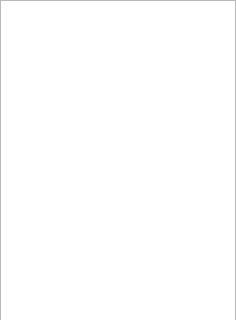
Old version of the form noteslistwidget.ui in the repository KostyaXmen/Notes; both pictures show x 0 to 236 and y 0 to 320 of the 236 by 499 pixel window.
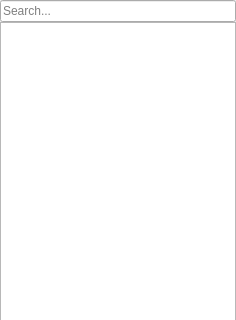
New version of the form.

Diff of the .ui file:
```diff
--- a/noteslistwidget.ui
+++ b/noteslistwidget.ui
@@ -14,6 +14,9 @@
    <string>Form</string>
   </property>
   <layout class="QVBoxLayout" name="verticalLayout">
+   <property name="spacing">
+    <number>0</number>
+   </property>
    <property name="leftMargin">
     <number>0</number>
    </property>
@@ -26,6 +29,13 @@
    <property name="bottomMargin">
     <number>0</number>
    </property>
+   <item>
+    <widget class="QLineEdit" name="lineEdit">
+     <property name="placeholderText">
+      <string>Search...</string>
+     </property>
+    </widget>
+   </item>
    <item>
     <widget class="QListWidget" name="listWidget"/>
    </item>
```
